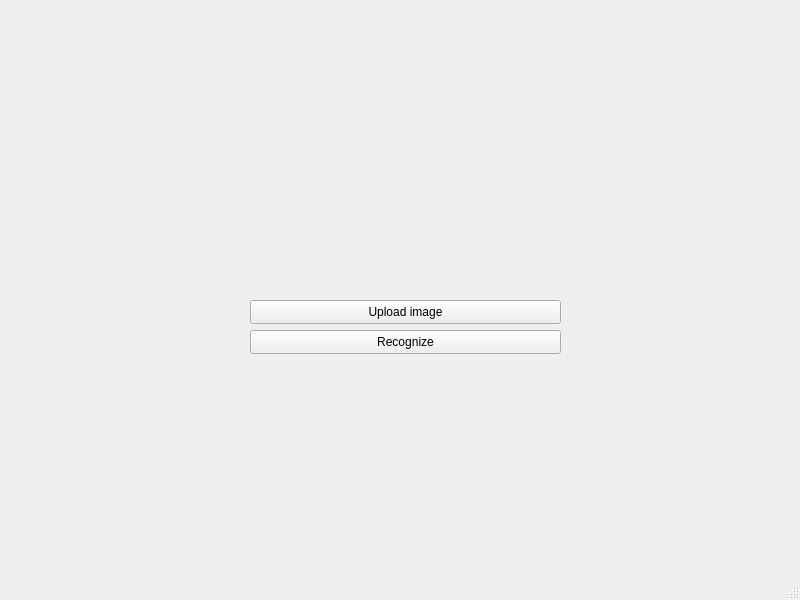
Ssssvhhhhh/ScreenshotReader, file ScreenshotReader/mainwindow.ui: the form before one commit.
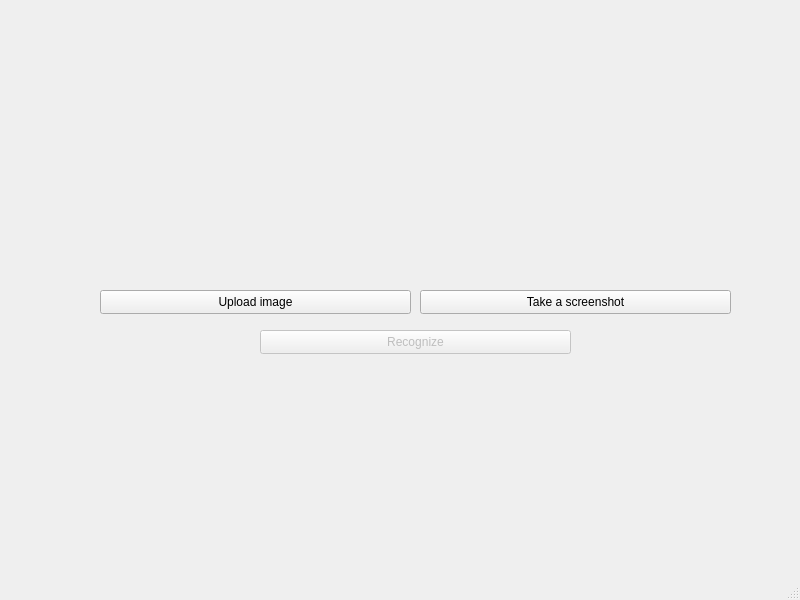
The form after the commit.

Commit message: upload - screenshot functions

Diff of the .ui file:
```diff
--- a/ScreenshotReader/mainwindow.ui
+++ b/ScreenshotReader/mainwindow.ui
@@ -17,8 +17,8 @@
    <widget class="QPushButton" name="uploadBtn">
     <property name="geometry">
      <rect>
-      <x>250</x>
-      <y>300</y>
+      <x>100</x>
+      <y>290</y>
       <width>311</width>
       <height>24</height>
      </rect>
@@ -28,9 +28,12 @@
     </property>
    </widget>
    <widget class="QPushButton" name="recognizeBtn">
+    <property name="enabled">
+     <bool>false</bool>
+    </property>
     <property name="geometry">
      <rect>
-      <x>250</x>
+      <x>260</x>
       <y>330</y>
       <width>311</width>
       <height>24</height>
@@ -40,6 +43,38 @@
      <string>Recognize</string>
     </property>
    </widget>
+   <widget class="QPushButton" name="takeScreenshotBtn">
+    <property name="geometry">
+     <rect>
+      <x>420</x>
+      <y>290</y>
+      <width>311</width>
+      <height>24</height>
+     </rect>
+    </property>
+    <property name="text">
+     <string>Take a screenshot</string>
+    </property>
+   </widget>
+   <widget class="QLabel" name="label">
+    <property name="geometry">
+     <rect>
+      <x>140</x>
+      <y>60</y>
+      <width>541</width>
+      <height>181</height>
+     </rect>
+    </property>
+    <property name="styleSheet">
+     <string notr="true">border: rgb(0, 0, 0);</string>
+    </property>
+    <property name="text">
+     <string/>
+    </property>
+    <property name="scaledContents">
+     <bool>true</bool>
+    </property>
+   </widget>
   </widget>
   <widget class="QMenuBar" name="menubar">
    <property name="geometry">
```
The commit also changes 8 other files.
